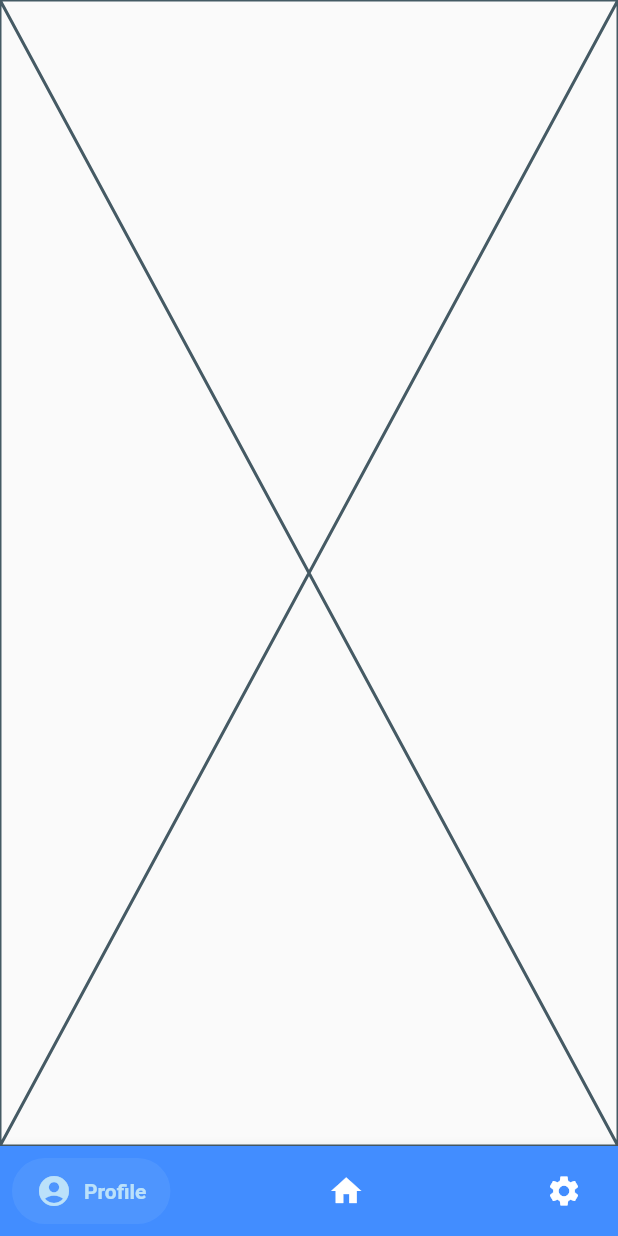
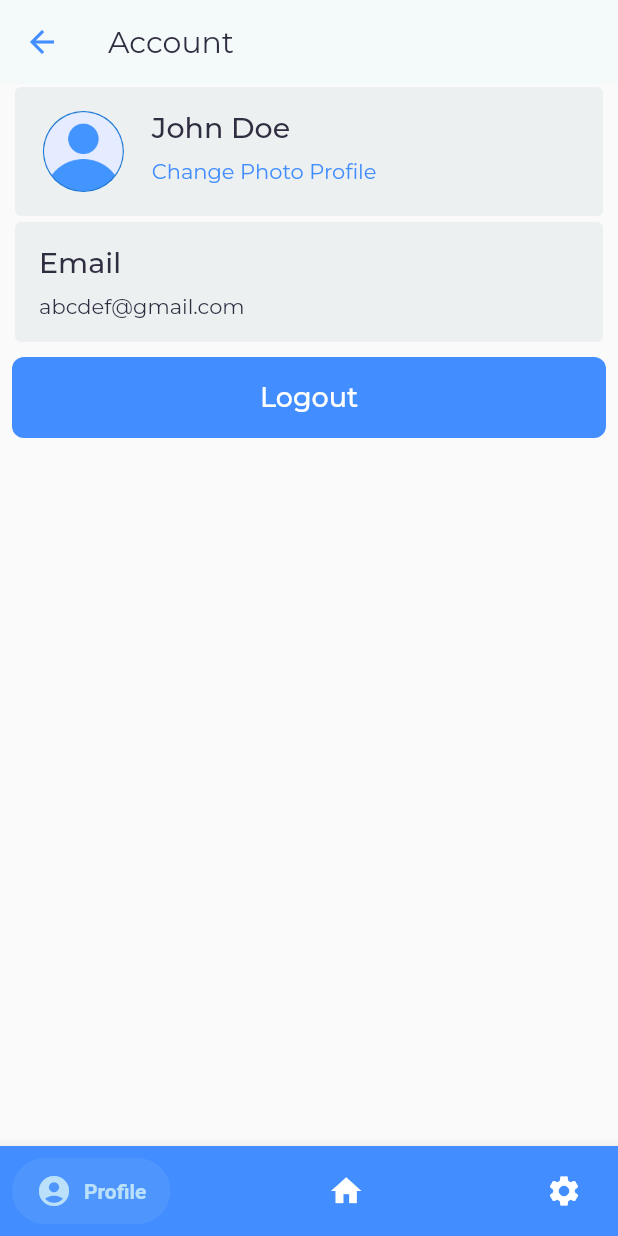
Before and after one commit to rizkyputrapb/CSD104_SUSMATIOR, a Flutter app: the MainScreen screen opened by its route, on a phone screen of 412 x 824 dp. Run offline on Flutter 3.47's test engine with Material 2 defaults, Android fonts, the phone set to English and light mode, and no system bars; drawn by our look-alikes of salomon_bottom_bar; our stand-ins replace email_validator, firebase_auth, firebase_core, fluttertoast, google_fonts; accounts and stored records are empty.

Commit message:
Adding account screen with card profile, email, and button logout

```diff
--- /dev/null
+++ b/lib/ui/screens/account/account_screens.dart
@@ -0,0 +1,136 @@
+import 'package:flutter/material.dart';
+import 'package:google_fonts/google_fonts.dart';
+import 'package:susmatior_app/ui/screens/widgets/appbar_widget.dart';
+import 'package:susmatior_app/ui/screens/widgets/btn_expanded_widget.dart';
+
+class AccountScreen extends StatelessWidget {
+  const AccountScreen({Key? key}) : super(key: key);
+
+  @override
+  Widget build(BuildContext context) {
+    return Scaffold(
+      appBar: AppBarPrimary(
+        textTitle: 'Account',
+      ),
+      body: ListView(
+        children: [
+          Card(
+            elevation: 0.0,
+            color: Color(0xFFECF0F1),
+            margin: const EdgeInsets.symmetric(
+              horizontal: 10.0,
+              vertical: 2.0,
+            ),
+            child: Padding(
+              padding: const EdgeInsets.all(8.0),
+              child: Row(
+                crossAxisAlignment: CrossAxisAlignment.start,
+                children: <Widget>[
+                  Expanded(
+                    flex: 1,
+                    child: Padding(
+                      padding: const EdgeInsets.all(8.0),
+                      child: CircleAvatar(
+                        radius: 27,
+                        child: ClipOval(
+                          child: Image.asset(
+                            'assets/icons/ic_user_scam.png',
+                          ),
+                        ),
+                      ),
+                    ),
+                  ),
+                  Expanded(
+                    flex: 4,
+                    child: Padding(
+                      padding: EdgeInsets.all(8.0),
+                      child: Column(
+                        crossAxisAlignment: CrossAxisAlignment.start,
+                        children: <Widget>[
+                          Text(
+                            'John Doe',
+                            style: GoogleFonts.montserrat(
+                              fontSize: 19.0,
+                              fontWeight: FontWeight.w500,
+                              color: Color(0xFF2F2E41),
+                            ),
+                          ),
+                          const SizedBox(
+                            height: 8.0,
+                          ),
+                          Text(
+                            'Change Photo Profile',
+                            overflow: TextOverflow.ellipsis,
+                            maxLines: 2,
+                            style: GoogleFonts.montserrat(
+                              fontSize: 14.0,
+                              color: Color(0xFF428DFF),
+                            ),
+                          )
+                        ],
+                      ),
+                    ),
+                  ),
+                ],
+              ),
+            ),
+          ),
+          Card(
+            elevation: 0.0,
+            color: Color(0xFFECF0F1),
+            margin: const EdgeInsets.symmetric(
+              horizontal: 10.0,
+              vertical: 2.0,
+            ),
+            child: Padding(
+              padding: const EdgeInsets.all(8.0),
+              child: Row(
+                crossAxisAlignment: CrossAxisAlignment.start,
+                children: <Widget>[
+                  Expanded(
+                    flex: 4,
+                    child: Padding(
+                      padding: EdgeInsets.all(8.0),
+                      child: Column(
+                        crossAxisAlignment: CrossAxisAlignment.start,
+                        children: <Widget>[
+                          Text(
+                            'Email',
+                            style: GoogleFonts.montserrat(
+                              fontSize: 19.0,
+                              fontWeight: FontWeight.w500,
+                              color: Color(0xFF2F2E41),
+                            ),
+                          ),
+                          const SizedBox(
+                            height: 8.0,
+                          ),
+                          Text(
+                            'abcdef@gmail.com',
+                            overflow: TextOverflow.ellipsis,
+                            maxLines: 2,
+                            style: GoogleFonts.montserrat(
+                              fontSize: 14.0,
+                              color: Color(0xFF2F2E41),
+                            ),
+                          )
+                        ],
+                      ),
+                    ),
+                  ),
+                ],
+              ),
+            ),
+          ),
+          Padding(
+            padding: const EdgeInsets.all(8.0),
+            child: InkWell(
+              onTap: () {},
+              child: ButtonRectangleExpanded(textButton: 'Logout'),
+            ),
+          ),
+        ],
+      ),
+    );
+  }
+}
--- a/lib/ui/screens/main/main_screens.dart
+++ b/lib/ui/screens/main/main_screens.dart
@@ -1,6 +1,7 @@
 import 'package:firebase_auth/firebase_auth.dart';
 import 'package:flutter/material.dart';
 import 'package:salomon_bottom_bar/salomon_bottom_bar.dart';
+import 'package:susmatior_app/ui/screens/account/account_screens.dart';
 import 'package:susmatior_app/ui/screens/home/home_screen.dart';
 import 'package:susmatior_app/ui/screens/setting/setting_screens.dart';
 
@@ -34,7 +35,7 @@ class _MainScreenState extends State<MainScreen> {
   }
 
   final List<Widget> _listWidget = <Widget>[
-    const Placeholder(),
+    const AccountScreen(),
     const HomeScreen(),
     const SettingScreen(),
   ];
```
Also changed, not shown: lib/ui/screens/register/register_screens.dart (+6 -7 lines).
